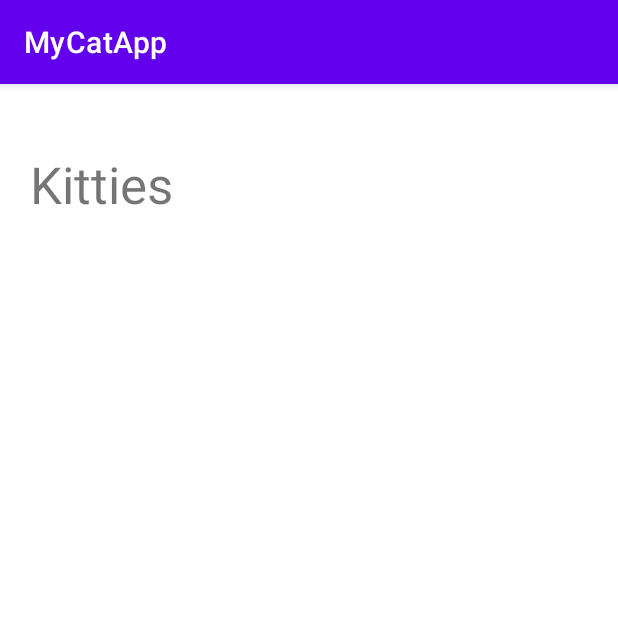
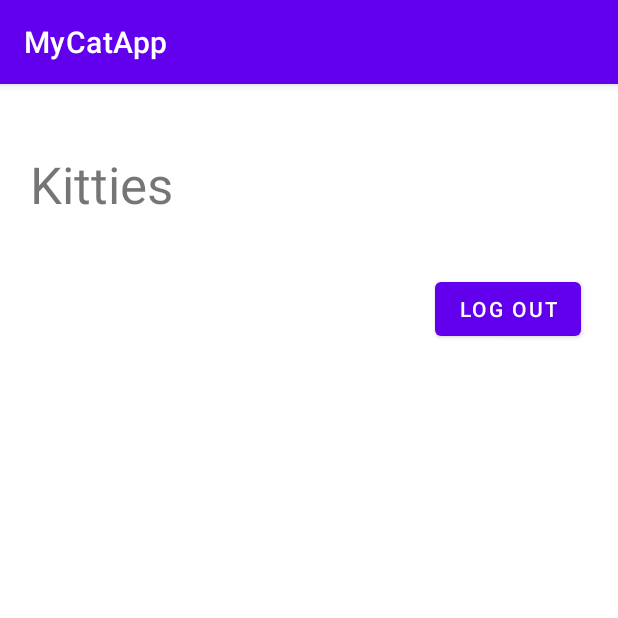
Before and after one commit to Mikisteria/MyCatApp-main, an Android app: the screen it shows after launch once a user with an empty profile is signed in (MainActivity), on a phone screen of 412 x 824 dp, the top half of it. Run offline under Robolectric (Android 15) with nearby library versions, the phone set to English and light mode, and no system bars; our stand-ins replace Firebase (no records; nobody signed in at launch, a user with empty details on screens opened directly); network calls fail; pictures from the network do not load; 1 statement that could not run was skipped.

```diff
--- a/app/src/main/java/com/example/mycatapp/CatAdapter.kt
+++ b/app/src/main/java/com/example/mycatapp/CatAdapter.kt
@@ -2,17 +2,25 @@ package com.example.mycatapp
 
 import android.content.ContentValues.TAG
 import android.content.Context
+import android.content.Intent
 import android.nfc.Tag
+import android.os.Bundle
 import android.util.Log
 import android.view.LayoutInflater
 import android.view.ViewGroup
 import android.widget.ImageView
+import androidx.core.content.ContextCompat.startActivity
 import androidx.recyclerview.widget.RecyclerView
 import com.bumptech.glide.Glide
+import com.example.mycatapp.databinding.ActivityMainBinding
+import com.google.firebase.auth.FirebaseAuth
 
 class CatAdapter(var items: MutableList<Cat>, context: Context) : RecyclerView.Adapter<CatViewHolder>() {
+    private val context = context
 
-    private val context = context
+    private lateinit var binding: ActivityMainBinding
+
+    private lateinit var fireBaseAuth: FirebaseAuth
     override fun onCreateViewHolder(parent: ViewGroup, viewType: Int): CatViewHolder {
         val view = LayoutInflater.from(parent.context).inflate(R.layout.cat_item, parent, false)
         return CatViewHolder(view)
@@ -32,9 +40,10 @@ class CatAdapter(var items: MutableList<Cat>, context: Context) : RecyclerView.A
             .placeholder(com.google.android.material.R.drawable.ic_clock_black_24dp)
             .centerCrop()
             .into(holder.image_url)
-        }
 
 
+
+    }
 
 
 
--- a/app/src/main/java/com/example/mycatapp/MainActivity.kt
+++ b/app/src/main/java/com/example/mycatapp/MainActivity.kt
@@ -6,6 +6,7 @@ import android.content.Intent
 import androidx.appcompat.app.AppCompatActivity
 import android.os.Bundle
 import android.util.Log
+import android.widget.Button
 import android.widget.Toast
 import androidx.recyclerview.widget.LinearLayoutManager
 import androidx.recyclerview.widget.RecyclerView
@@ -31,7 +32,10 @@ class MainActivity : AppCompatActivity() {
     private lateinit var rvKitties : RecyclerView
     private val progressDialog by lazy { CustomProgressDialog(this) }
     private lateinit var binding: ActivityMainBinding
+    private lateinit var btnLogout : Button
     val firebaseAuth = FirebaseAuth.getInstance()
+
+    lateinit var mGoogleSignInClient : GoogleSignInClient
 
     override fun onCreate(savedInstanceState: Bundle?) {
         Log.d(TAG, "llego?")
@@ -46,7 +50,27 @@ class MainActivity : AppCompatActivity() {
         adapter = CatAdapter(kitties, this)
         rvKitties.adapter = adapter
 
+        btnLogout = findViewById(R.id.btnLogout)
+        btnLogout.setOnClickListener {
+            mGoogleSignInClient.signOut().addOnCompleteListener {
+                firebaseAuth.signOut()
+                checkUser()
+                startActivity(Intent(this@MainActivity, Login::class.java))
+
+            }
+        }
+
+        // Configure the Google Sign OUT
+        val gso = GoogleSignInOptions.Builder(GoogleSignInOptions.DEFAULT_SIGN_IN)
+            .requestIdToken(getString(R.string.default_web_client_id))
+            .requestEmail()
+            .build()
+
+        mGoogleSignInClient = GoogleSignIn.getClient(this, gso)
+
     }
+
+
     override fun onStart() {
         super.onStart()
         progressDialog.start("Recuperando Datos...")
@@ -69,6 +93,9 @@ class MainActivity : AppCompatActivity() {
         }
     }
 
+
+
+
     fun start(context: Context){
         scope.launch{
             Log.d("API-DEMO", "recuperando")
--- a/app/src/main/res/layout/activity_main.xml
+++ b/app/src/main/res/layout/activity_main.xml
@@ -38,6 +38,17 @@
             app:layout_constraintTop_toTopOf="parent"
             app:layout_constraintVertical_bias="0.0" />
 
+        <Button
+            android:id="@+id/btnLogout"
+            android:layout_width="wrap_content"
+            android:layout_height="wrap_content"
+
+            android:layout_marginStart="270dp"
+            android:layout_marginTop="10dp"
+            android:text="Log out"
+            app:layout_constraintStart_toStartOf="parent"
+            app:layout_constraintTop_toTopOf="parent" />
+
     </androidx.constraintlayout.widget.ConstraintLayout>
 
 </RelativeLayout>
```
